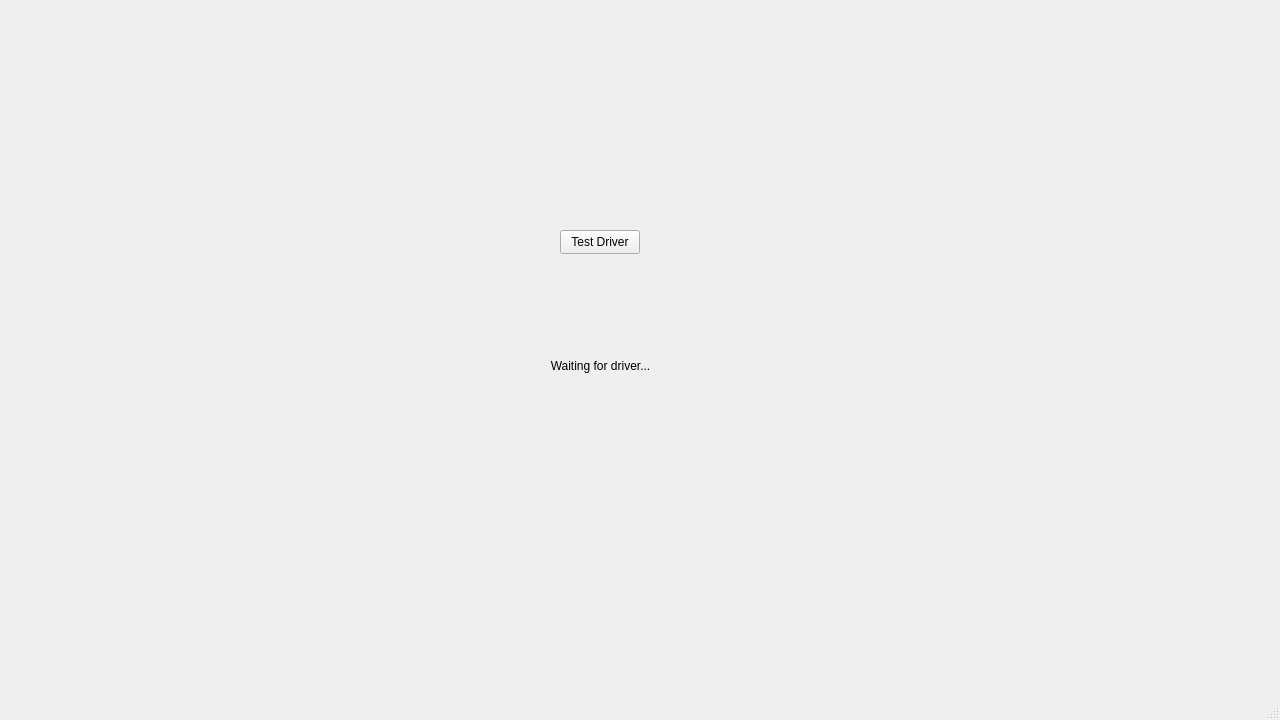
Glanshammar/ArcaneBot, file ArcaneBotFrontend/mainwindow.ui: the form before one commit.
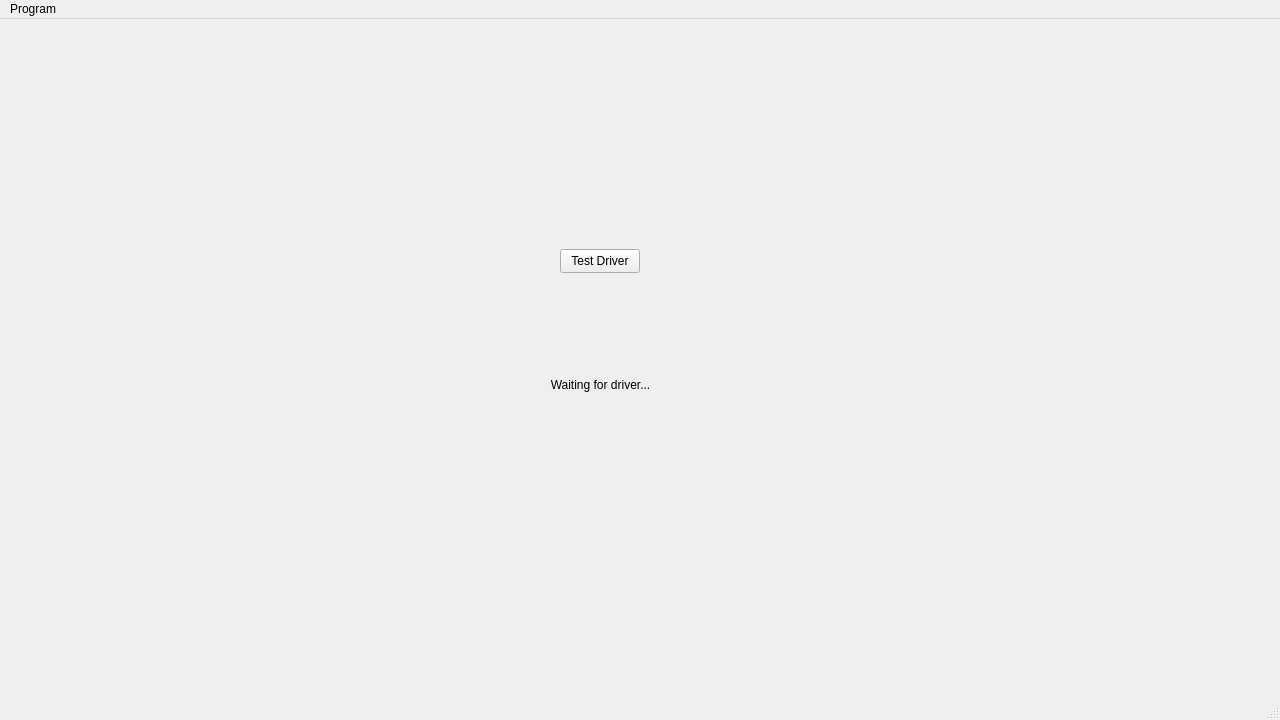
The form after the commit.

Commit message: Added menu option

Diff of the .ui file:
```diff
--- a/ArcaneBotFrontend/mainwindow.ui
+++ b/ArcaneBotFrontend/mainwindow.ui
@@ -56,6 +56,12 @@
      <height>21</height>
     </rect>
    </property>
+   <widget class="QMenu" name="menuProgram">
+    <property name="title">
+     <string>Program</string>
+    </property>
+   </widget>
+   <addaction name="menuProgram"/>
   </widget>
   <widget class="QStatusBar" name="statusbar"/>
  </widget>
```
The commit also changes 1 other file.
